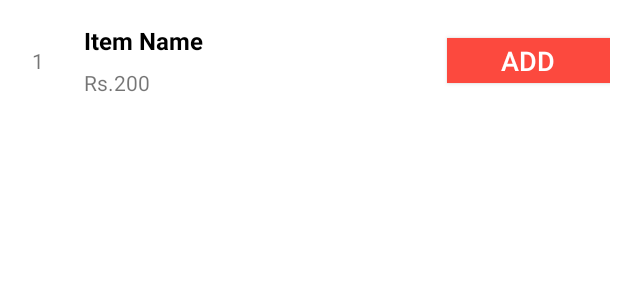
After one commit to himanshu2312/FoodRunnerApp, an Android app: the layout single_menu_item.xml on its own in the app's theme, with its tools: preview values and no code run, on a phone screen of 412 x 824 dp. The commit adds this screen. Shown: the top 300 px of the screen. Run offline under Robolectric (Android 15) with nearby library versions, the light colour scheme and no system bars; network calls fail.

Commit message:
Restaurant Menu feature added

```diff
--- a/app/src/main/java/com/himanshu/foodrunnerapp/datbase/ResDatabase.kt
+++ b/app/src/main/java/com/himanshu/foodrunnerapp/datbase/ResDatabase.kt
@@ -7,3 +7,8 @@ import androidx.room.RoomDatabase
 abstract class ResDatabase: RoomDatabase() {
     abstract fun resDao(): RestaurantDao
 }
+
+@Database(entities = [ItemEntity::class], version = 1)
+abstract class ItemDatabase: RoomDatabase() {
+    abstract fun itemDao(): ItemDao
+}
--- a/app/src/main/res/layout/activity_main.xml
+++ b/app/src/main/res/layout/activity_main.xml
@@ -15,8 +15,8 @@
           android:id="@+id/toolbar"
           android:layout_width="match_parent"
           android:layout_height="?attr/actionBarSize"
+          android:theme="@style/ThemeOverlay.AppCompat.Dark"
           android:minHeight="?attr/actionBarSize"
-          android:theme="@style/ThemeOverlay.AppCompat.Dark"
           android:background="@color/color_primary"
           app:titleTextColor="?colorOnPrimary"
           />
--- /dev/null
+++ b/app/src/main/res/layout/single_menu_item.xml
@@ -0,0 +1,51 @@
+<?xml version="1.0" encoding="utf-8"?>
+<LinearLayout xmlns:android="http://schemas.android.com/apk/res/android"
+    android:layout_margin="5dp"
+    android:weightSum="10"
+    android:layout_width="match_parent"
+    android:background="?colorOnPrimary"
+    android:layout_height="70dp">
+
+    <TextView
+        android:id="@+id/txtItemId"
+        android:layout_width="0dp"
+        android:textAlignment="center"
+        android:layout_weight="1"
+        android:layout_height="wrap_content"
+        android:text="1"
+        android:textSize="14sp"
+        android:layout_gravity="center"/>
+    <RelativeLayout
+        android:padding="5dp"
+        android:layout_width="0dp"
+        android:layout_height="match_parent"
+        android:layout_weight="6.3">
+        <TextView
+            android:layout_width="match_parent"
+            android:layout_height="wrap_content"
+            android:text="Item Name"
+            android:textStyle="bold"
+            android:padding="5dp"
+            android:textSize="16sp"
+            android:textColor="?colorOnSecondary"
+            android:id="@+id/txtItemName"/>
+        <TextView
+            android:layout_width="match_parent"
+            android:layout_height="wrap_content"
+            android:id="@+id/txtItemPrice"
+            android:padding="5dp"
+            android:text="Rs.200"
+            android:layout_alignParentBottom="true"
+            android:textSize="14sp"/>
+    </RelativeLayout>
+    <androidx.appcompat.widget.AppCompatButton
+        android:id="@+id/btnAddToCart"
+        android:layout_gravity="center"
+        android:layout_weight="2.7"
+        android:layout_width="0dp"
+        android:text="Add"
+        android:textColor="?colorOnPrimary"
+        android:textSize="18sp"
+        android:layout_height="30dp"
+        android:background="@color/color_primary"/>
+</LinearLayout>
--- a/app/src/main/res/layout/single_rastaurant.xml
+++ b/app/src/main/res/layout/single_rastaurant.xml
@@ -9,6 +9,7 @@
     app:cardCornerRadius="10dp">
 
     <LinearLayout
+        android:id="@+id/llContent"
         android:layout_width="match_parent"
         android:layout_height="match_parent"
         android:weightSum="6">
@@ -24,7 +25,6 @@
             android:src="@drawable/food_runner" />
 
         <RelativeLayout
-            android:id="@+id/rlRestaurantDetail"
             android:layout_width="0dp"
             android:layout_height="match_parent"
             android:layout_marginStart="5dp"
```
Also changed, not shown: app/src/main/AndroidManifest.xml (+10 -3 lines), app/src/main/java/com/himanshu/foodrunnerapp/activity/MenuActivity.kt (added, +128 -0 lines), app/src/main/java/com/himanshu/foodrunnerapp/adapter/MenuItemAdapter.kt (added, +135 -0 lines), app/src/main/java/com/himanshu/foodrunnerapp/adapter/RestaurantListAdapter.kt (+16 -7 lines), app/src/main/java/com/himanshu/foodrunnerapp/datbase/RestaurantDao.kt (+17 -4 lines), app/src/main/java/com/himanshu/foodrunnerapp/datbase/RestaurantEntity.kt (+8 -0 lines), app/src/main/res/layout/activity_menu.xml (added, +86 -0 lines), 182 other files.
